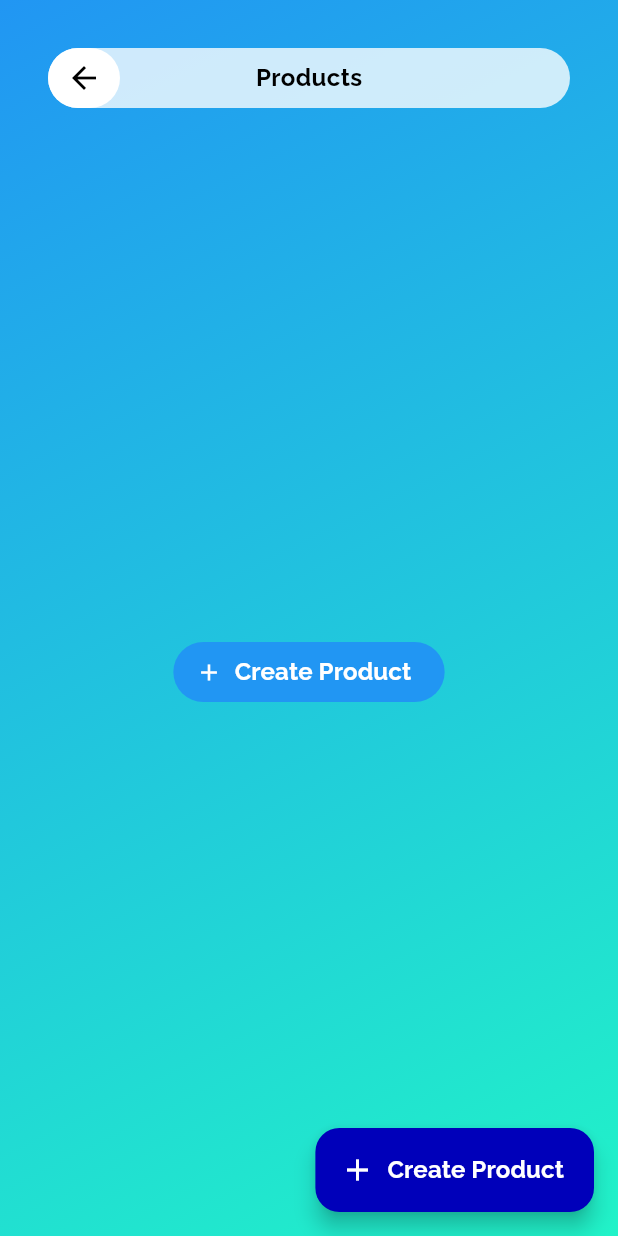
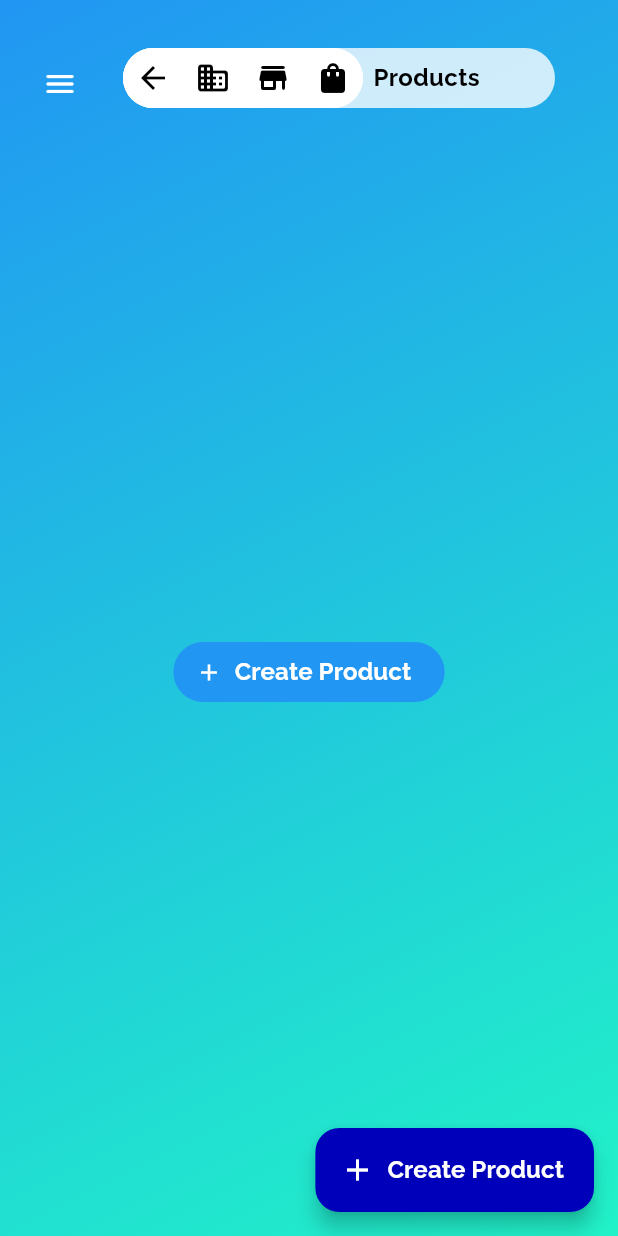
Before and after one commit to absolutionjewelry/manage_admin, a Flutter app: the ProductsView screen opened directly with empty values, on a phone screen of 412 x 824 dp. Run offline on Flutter 3.47's test engine with Material 3 defaults, Android fonts, the phone set to English and light mode, and no system bars; our stand-ins replace flutter_riverpod, google_fonts, shared_preferences; accounts and stored records are empty.

Commit message:
Added drawer navigation

```diff
--- /dev/null
+++ b/lib/stores/navigation.dart
@@ -0,0 +1,48 @@
+import 'package:flutter/material.dart';
+import '../ui/screen_navigation_item.dart';
+import 'products/products.dart';
+import 'stores.dart';
+import 'store.dart';
+
+List<ScreenNavigationItem> storeNavigation({
+  required String storeId,
+  required BuildContext context,
+  bool collapsed = true,
+}) {
+  return [
+    ScreenNavigationItem(
+      icon: Icons.domain_rounded,
+      title: 'Stores',
+      tooltip: 'Stores',
+      collapsed: collapsed,
+      onPressed:
+          () => Navigator.of(context).pushReplacement(
+            MaterialPageRoute(builder: (context) => StoresView()),
+          ),
+    ),
+    ScreenNavigationItem(
+      icon: Icons.store_rounded,
+      title: 'Store',
+      tooltip: 'Store',
+      collapsed: collapsed,
+      onPressed:
+          () => Navigator.of(context).push(
+            MaterialPageRoute(
+              builder: (context) => StoreView(storeId: storeId),
+            ),
+          ),
+    ),
+    ScreenNavigationItem(
+      icon: Icons.shopping_bag_rounded,
+      title: 'Products',
+      tooltip: 'Products',
+      collapsed: collapsed,
+      onPressed:
+          () => Navigator.of(context).push(
+            MaterialPageRoute(
+              builder: (context) => ProductsView(storeId: storeId),
+            ),
+          ),
+    ),
+  ];
+}
--- a/lib/stores/products/product.dart
+++ b/lib/stores/products/product.dart
@@ -1,18 +1,40 @@
 import 'package:flutter/material.dart';
+import '../../stores/navigation.dart';
+import '../../ui/screen_navigation_drawer.dart';
 import '../../models/product.dart';
 import '../../ui/screen_container.dart';
 import '../../ui/screen_navigation_bar.dart';
 
 class ProductView extends StatelessWidget {
   final Product product;
+  final String storeId;
 
-  const ProductView({super.key, required this.product});
+  const ProductView({super.key, required this.product, required this.storeId});
 
   @override
   Widget build(BuildContext context) {
     return ScreenContainer(
-      navigationBar: ScreenNavigationBar(title: product.productName ?? ''),
-      child: Column(children: [Text(product.productName ?? '')]),
+      navigationBar: ScreenNavigationBar(
+        title: product.productName ?? '',
+        navigationItems: [
+          ...storeNavigation(storeId: storeId, context: context),
+        ],
+      ),
+      navigationDrawer: ScreenNavigationDrawer(
+        children: [
+          ...storeNavigation(
+            storeId: storeId,
+            context: context,
+            collapsed: false,
+          ),
+        ],
+      ),
+      child: Column(
+        children: [
+          Text(product.productName ?? ''),
+          Text(product.productDescription ?? ''),
+        ],
+      ),
     );
   }
 }
--- a/lib/stores/products/products.dart
+++ b/lib/stores/products/products.dart
@@ -1,10 +1,12 @@
 import 'package:flutter/material.dart';
 import 'package:flutter_riverpod/flutter_riverpod.dart';
-import 'package:manage_admin/ui/navigation_card.dart';
+import '../../stores/navigation.dart';
+import '../../ui/navigation_card.dart';
 import '../../models/product.dart';
 import '../../providers/products.dart';
 import '../../ui/screen_container.dart';
 import '../../ui/screen_navigation_bar.dart';
+import '../../ui/screen_navigation_drawer.dart';
 import 'form.dart';
 import 'product.dart';
 
@@ -52,10 +54,23 @@ class _ProductsViewState extends ConsumerState<ProductsView> {
   @override
   Widget build(BuildContext context) {
     final products = ref.watch(productsProvider);
-
     return Scaffold(
       body: ScreenContainer(
-        navigationBar: ScreenNavigationBar(title: 'Products'),
+        navigationBar: ScreenNavigationBar(
+          title: 'Products',
+          navigationItems: [
+            ...storeNavigation(storeId: widget.storeId, context: context),
+          ],
+        ),
+        navigationDrawer: ScreenNavigationDrawer(
+          children: [
+            ...storeNavigation(
+              storeId: widget.storeId,
+              context: context,
+              collapsed: false,
+            ),
+          ],
+        ),
         child:
             isLoading
                 ? SizedBox(
@@ -103,11 +118,13 @@ class _ProductsViewState extends ConsumerState<ProductsView> {
                                                   ).push(
                                                     MaterialPageRoute(
                                                       builder:
-                                                          (context) =>
-                                                              ProductView(
-                                                                product:
-                                                                    product,
-                                                              ),
+                                                          (
+                                                            context,
+                                                          ) => ProductView(
+                                                            product: product,
+                                                            storeId:
+                                                                widget.storeId,
+                                                          ),
                                                     ),
                                                   ),
                                             ),
--- a/lib/stores/store.dart
+++ b/lib/stores/store.dart
@@ -1,9 +1,12 @@
+import 'navigation.dart';
+
 import '../ui/navigation_card.dart';
 import 'package:flutter/material.dart';
 import 'package:flutter_riverpod/flutter_riverpod.dart';
 import '../providers/stores.dart';
 import '../ui/screen_container.dart';
 import '../ui/screen_navigation_bar.dart';
+import '../ui/screen_navigation_drawer.dart';
 import 'products/products.dart';
 
 class StoreView extends ConsumerStatefulWidget {
@@ -42,7 +45,21 @@ class _StoreViewState extends ConsumerState<StoreView> {
       data: (store) {
         return Scaffold(
           body: ScreenContainer(
-            navigationBar: ScreenNavigationBar(title: 'Store'),
+            navigationBar: ScreenNavigationBar(
+              title: 'Store',
+              navigationItems: [
+                ...storeNavigation(storeId: store?.id ?? '', context: context),
+              ],
+            ),
+            navigationDrawer: ScreenNavigationDrawer(
+              children: [
+                ...storeNavigation(
+                  storeId: store?.id ?? '',
+                  context: context,
+                  collapsed: false,
+                ),
+              ],
+            ),
             child:
                 isLoading
                     ? SizedBox(
--- a/lib/stores/stores.dart
+++ b/lib/stores/stores.dart
@@ -40,7 +40,7 @@ class _StoresViewState extends ConsumerState<StoresView> {
 
     return Scaffold(
       body: ScreenContainer(
-        navigationBar: ScreenNavigationBar(title: 'Stores'),
+        navigationBar: ScreenNavigationBar(title: 'Stores', showBack: false),
         child:
             isLoading
                 ? SizedBox(
--- a/lib/ui/screen_container.dart
+++ b/lib/ui/screen_container.dart
@@ -1,16 +1,32 @@
 import 'package:flutter/material.dart';
 import 'screen_navigation_bar.dart';
+import 'screen_navigation_drawer.dart';
 
-class ScreenContainer extends StatelessWidget {
+class ScreenContainer extends StatefulWidget {
   final Widget? child;
   final ScreenNavigationBar? navigationBar;
+  final ScreenNavigationDrawer? navigationDrawer;
 
-  const ScreenContainer({super.key, this.child, this.navigationBar});
+  const ScreenContainer({
+    super.key,
+    this.child,
+    this.navigationBar,
+    this.navigationDrawer,
+  });
+
+  @override
+  State<ScreenContainer> createState() => _ScreenContainerState();
+}
+
+class _ScreenContainerState extends State<ScreenContainer> {
+  bool isDrawerOpen = false;
 
   @override
   Widget build(BuildContext context) {
     return Scaffold(
-      body: Container(
+      body: Stack(
+        children: [
+          Container(
             height: MediaQuery.of(context).size.height,
             width: MediaQuery.of(context).size.width,
             padding: const EdgeInsets.all(16),
@@ -26,12 +42,65 @@ class ScreenContainer extends StatelessWidget {
             ),
             child: Column(
               children: [
-            navigationBar ?? SizedBox.shrink(),
-            navigationBar == null
-                ? Expanded(child: child ?? SizedBox.shrink())
-                : child ?? SizedBox.shrink(),
+                widget.navigationBar ?? SizedBox.shrink(),
+                widget.navigationBar == null
+                    ? Expanded(child: widget.child ?? SizedBox.shrink())
+                    : widget.child ?? SizedBox.shrink(),
               ],
             ),
+          ),
+          if (widget.navigationDrawer != null) ...[
+            Positioned(
+              top: 32,
+              left: 16,
+              child: IconButton(
+                onPressed:
+                    () => setState(() {
+                      isDrawerOpen = !isDrawerOpen;
+                    }),
+                icon: Icon(
+                  Icons.menu_rounded,
+                  color: Theme.of(context).colorScheme.surface,
+                ),
+              ),
+            ),
+            if (isDrawerOpen)
+              Positioned(
+                top: 0,
+                left: 0,
+                bottom: 0,
+                child: Stack(
+                  children: [
+                    GestureDetector(
+                      onTap:
+                          () => setState(() {
+                            isDrawerOpen = false;
+                          }),
+                      child: Container(
+                        width: MediaQuery.of(context).size.width,
+                        height: MediaQuery.of(context).size.height,
+                        decoration: BoxDecoration(
+                          color: Theme.of(
+                            context,
+                          ).colorScheme.onSurface.withAlpha(100),
+                        ),
+                      ),
+                    ),
+                    Container(
+                      width: MediaQuery.of(context).size.width,
+                      height: MediaQuery.of(context).size.height,
+                      padding: EdgeInsets.only(
+                        top: 16,
+                        bottom: 16,
+                        right: MediaQuery.of(context).size.width * 0.33,
+                      ),
+                      child: widget.navigationDrawer!,
+                    ),
+                  ],
+                ),
+              ),
+          ],
+        ],
       ),
     );
   }
--- a/lib/ui/screen_navigation_bar.dart
+++ b/lib/ui/screen_navigation_bar.dart
@@ -2,14 +2,16 @@ import 'package:flutter/material.dart';
 import 'package:flutter_riverpod/flutter_riverpod.dart';
 import '../providers/auth.dart';
 import '../auth/login.dart';
+import 'screen_navigation_item.dart';
 
-class ScreenNavigationBar extends ConsumerWidget {
+class ScreenNavigationBar extends ConsumerStatefulWidget {
   final List<ScreenNavigationItem>? navigationItems;
   final String? title;
   final List<Widget>? actions;
   final Color? backgroundColor;
   final Color? titleColor;
   final bool? showLogout;
+  final bool? showBack;
 
   const ScreenNavigationBar({
     super.key,
@@ -19,49 +21,76 @@ class ScreenNavigationBar extends ConsumerWidget {
     this.backgroundColor,
     this.titleColor,
     this.showLogout = true,
+    this.showBack = true,
   });
 
   @override
-  Widget build(BuildContext context, WidgetRef ref) {
-    final canPop = Navigator.canPop(context);
+  ConsumerState<ScreenNavigationBar> createState() =>
+      _ScreenNavigationBarState();
+}
+
+class _ScreenNavigationBarState extends ConsumerState<ScreenNavigationBar> {
+  @override
+  Widget build(BuildContext context) {
     final auth = ref.watch(authProvider);
-
-    return Container(
-      width:
-          MediaQuery.of(context).size.width > 1024
-              ? MediaQuery.of(context).size.width * 0.66
-              : MediaQuery.of(context).size.width,
+    final isMobile = MediaQuery.of(context).size.width < 600;
+    return Row(
+      children: [
+        Spacer(),
+        if (isMobile) SizedBox(width: 40),
+        Container(
+          width: MediaQuery.of(context).size.width - 124,
           height: 40,
           margin: EdgeInsets.all(16),
           decoration: BoxDecoration(
             color:
-            backgroundColor ??
+                widget.backgroundColor ??
                 Theme.of(context).colorScheme.surface.withAlpha(200),
             borderRadius: BorderRadius.circular(20),
           ),
           child: Stack(
             children: [
-          Center(
+              Positioned(
+                left: 0,
+                top: 8,
+                right: isMobile && widget.navigationItems != null ? 50 : 0,
                 child: Text(
-              title ?? '',
+                  widget.title ?? '',
                   style: TextStyle(
-                color: titleColor ?? Theme.of(context).colorScheme.onSurface,
+                    color:
+                        widget.titleColor ??
+                        Theme.of(context).colorScheme.onSurface,
                     fontWeight: FontWeight.bold,
                     fontSize: 16,
                   ),
+                  textAlign:
+                      isMobile && widget.navigationItems != null
+                          ? TextAlign.right
+                          : TextAlign.center,
                 ),
               ),
               Row(
                 children: [
-              if (canPop)
+                  Container(
+                    decoration: BoxDecoration(
+                      color: Theme.of(context).colorScheme.surface,
+                      borderRadius: BorderRadius.circular(20),
+                    ),
+                    child: Row(
+                      children: [
+                        if (widget.showBack == true)
                           ScreenNavigationItem(
                             icon: Icons.arrow_back,
                             onPressed: () => Navigator.pop(context),
+                            tooltip: 'Back',
                           ),
-              ...navigationItems ?? [],
+                        ...widget.navigationItems ?? [],
+                      ],
+                    ),
+                  ),
                   Expanded(child: SizedBox.shrink()),
-              ...(actions ?? []),
-              if (auth != null && showLogout == true)
+                  ...(widget.actions ?? []),
+                  if (auth != null && widget.showLogout == true)
                     ScreenNavigationItem(
                       icon: Icons.logout,
                       onPressed: () async {
@@ -76,66 +105,9 @@ class ScreenNavigationBar extends ConsumerWidget {
               ),
             ],
           ),
+        ),
+        Spacer(),
+      ],
     );
   }
 }
-
-class ScreenNavigationItem extends StatelessWidget {
-  final String? title;
-  final IconData icon;
-  final Function()? onPressed;
-  final Color? backgroundColor;
-  final Color? activeBackgroundColor;
-  final Color? iconColor;
-  final Color? textColor;
-  final bool? isActive;
-  final EdgeInsets? padding;
-
-  const ScreenNavigationItem({
-    super.key,
-    this.title,
-    required this.icon,
-    this.onPressed,
-    this.backgroundColor,
-    this.activeBackgroundColor,
-    this.iconColor,
-    this.textColor,
-    this.isActive,
-    this.padding,
-  });
-
-  @override
-  Widget build(BuildContext context) {
-    return Container(
-      padding: padding,
-      decoration: BoxDecoration(
-        color:
-            isActive ?? false
-                ? activeBackgroundColor ?? Theme.of(context).colorScheme.surface
-                : backgroundColor ?? Theme.of(context).colorScheme.surface,
-        borderRadius: BorderRadius.circular(20),
-      ),
-      child: Row(
-        children: [
-          IconButton(
-            onPressed: onPressed,
-            icon: Icon(
-              icon,
-              color: iconColor ?? Theme.of(context).colorScheme.onSurface,
-            ),
-          ),
-          if (title != null)
-            Padding(
-              padding: const EdgeInsets.only(right: 8),
-              child: Text(
-                title ?? '',
-                style: TextStyle(
-                  color: textColor ?? Theme.of(context).colorScheme.onSurface,
-                ),
-              ),
-            ),
-        ],
-      ),
-    );
-  }
-}
--- /dev/null
+++ b/lib/ui/screen_navigation_drawer.dart
@@ -0,0 +1,23 @@
+import 'package:flutter/material.dart';
+
+class ScreenNavigationDrawer extends StatelessWidget {
+  final List<Widget> children;
+
+  const ScreenNavigationDrawer({super.key, required this.children});
+
+  @override
+  Widget build(BuildContext context) {
+    return Container(
+      width: MediaQuery.of(context).size.width,
+      height: MediaQuery.of(context).size.height,
+      decoration: BoxDecoration(
+        color: Theme.of(context).colorScheme.surface,
+        borderRadius: BorderRadius.only(
+          topRight: Radius.circular(20),
+          bottomRight: Radius.circular(20),
+        ),
+      ),
+      child: ListView(children: children),
+    );
+  }
+}
--- /dev/null
+++ b/lib/ui/screen_navigation_item.dart
@@ -0,0 +1,73 @@
+import 'package:flutter/material.dart';
+
+class ScreenNavigationItem extends StatelessWidget {
+  final String? title;
+  final String? tooltip;
+  final IconData icon;
+  final Function()? onPressed;
+  final Color? backgroundColor;
+  final Color? activeBackgroundColor;
+  final Color? iconColor;
+  final Color? textColor;
+  final bool? isActive;
+  final EdgeInsets? padding;
+  final bool collapsed;
+
+  const ScreenNavigationItem({
+    super.key,
+    this.title,
+    this.tooltip,
+    required this.icon,
+    this.onPressed,
+    this.backgroundColor,
+    this.activeBackgroundColor,
+    this.iconColor,
+    this.textColor,
+    this.isActive,
+    this.padding,
+    this.collapsed = true,
+  });
+
+  @override
+  Widget build(BuildContext context) {
+    return Container(
+      padding: padding,
+      decoration: BoxDecoration(
+        color:
+            isActive ?? false
+                ? activeBackgroundColor ?? Theme.of(context).colorScheme.surface
+                : backgroundColor ?? Theme.of(context).colorScheme.surface,
+        borderRadius: BorderRadius.circular(20),
+      ),
+      child: Tooltip(
+        message: tooltip ?? '',
+        child: InkWell(
+          onTap: onPressed,
+          child: Padding(
+            padding: const EdgeInsets.all(8.0),
+            child: Row(
+              children: [
+                Icon(
+                  icon,
+                  color: iconColor ?? Theme.of(context).colorScheme.onSurface,
+                ),
+                if (title != null && !collapsed)
+                  Padding(
+                    padding: const EdgeInsets.only(right: 8, left: 8),
+                    child: Text(
+                      title ?? '',
+                      style: Theme.of(context).textTheme.labelMedium?.copyWith(
+                        color:
+                            textColor ??
+                            Theme.of(context).colorScheme.onSurface,
+                      ),
+                    ),
+                  ),
+              ],
+            ),
+          ),
+        ),
+      ),
+    );
+  }
+}
```
Lines whose indentation alone changed are shown as unchanged.
